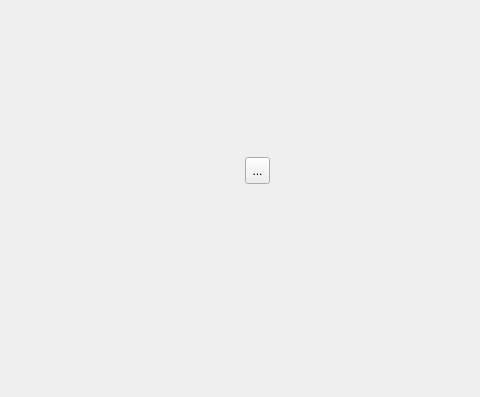
adnanenet/moroccan-card-game, file mainwindow.ui: the form before one commit; both pictures show x 135 to 615 and y 203 to 600 of the 800 by 600 pixel window.
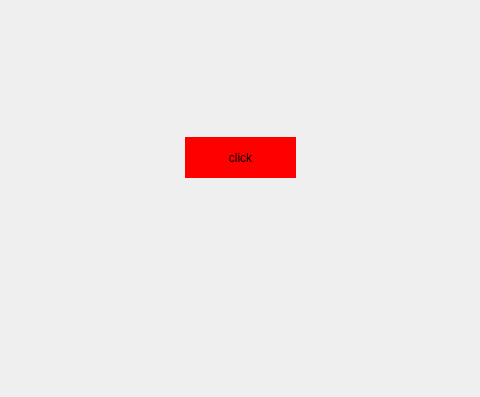
The form after the commit.

Commit message: button red

Diff of the .ui file:
```diff
--- a/mainwindow.ui
+++ b/mainwindow.ui
@@ -16,18 +16,24 @@
   <property name="windowTitle">
    <string>MainWindow</string>
   </property>
+  <property name="styleSheet">
+   <string notr="true">body {background-color: rgb(170, 0, 0);}</string>
+  </property>
   <widget class="QWidget" name="centralwidget">
-   <widget class="QToolButton" name="toolButton">
+   <widget class="QPushButton" name="pushButton">
     <property name="geometry">
      <rect>
-      <x>380</x>
-      <y>360</y>
-      <width>25</width>
-      <height>27</height>
+      <x>320</x>
+      <y>340</y>
+      <width>111</width>
+      <height>41</height>
      </rect>
     </property>
+    <property name="styleSheet">
+     <string notr="true">background-color: rgba(255, 0, 0, 255); border: none;</string>
+    </property>
     <property name="text">
-     <string>...</string>
+     <string>click</string>
     </property>
    </widget>
   </widget>
```
Left out of the diff: 10 changed lines with no effect on the pictures. The commit also changes 2 other files.
